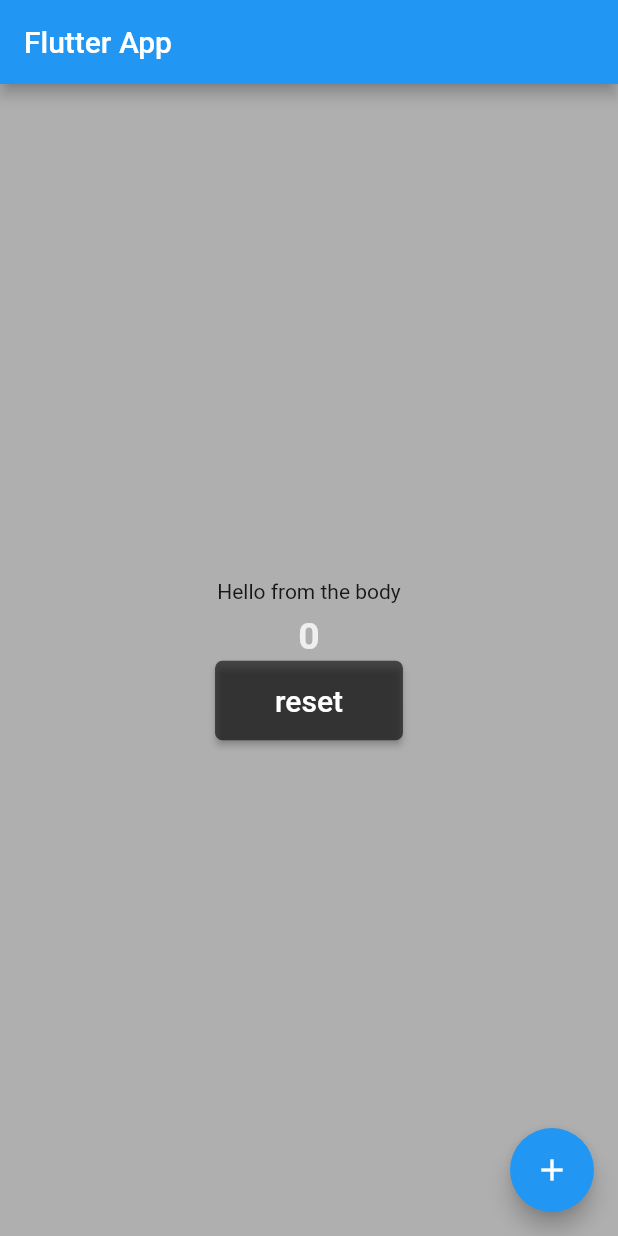
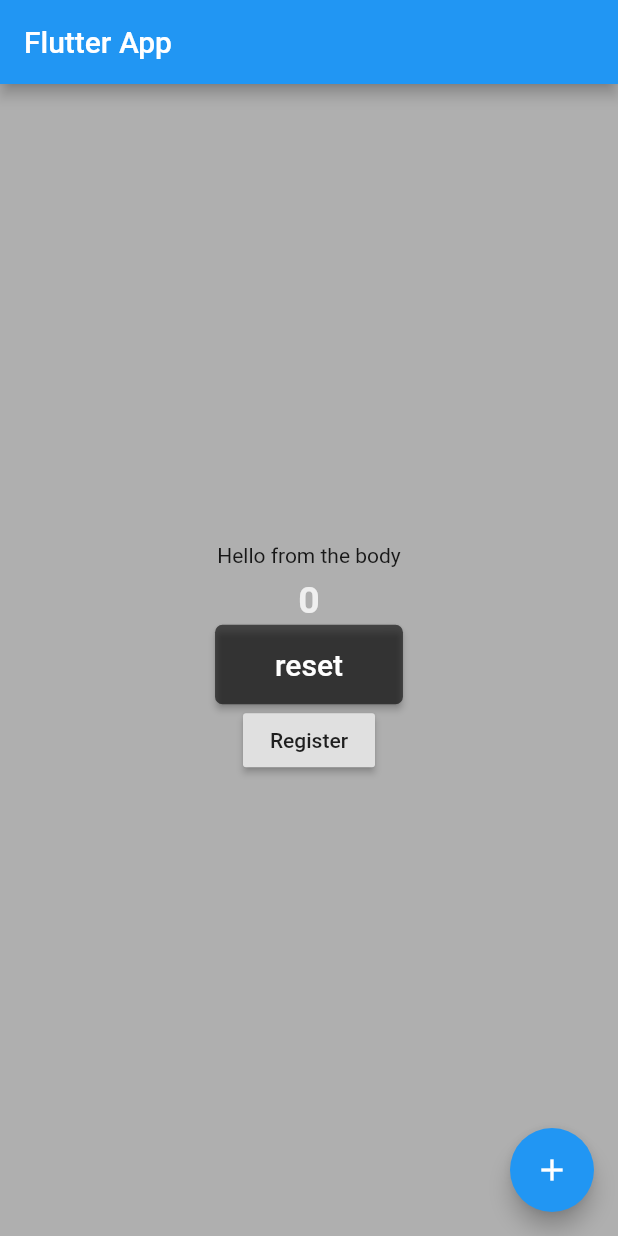
Before and after one commit to fatmata597/flutter-mobile-development, a Flutter app: the screen it shows after launch, on a phone screen of 412 x 824 dp. Run offline on Flutter 3.47's test engine with Material 2 defaults, Android fonts, the phone set to English and light mode, and no system bars.

Commit message:
Add navigator button to register page

```diff
--- a/app_01/lib/main.dart
+++ b/app_01/lib/main.dart
@@ -190,6 +190,15 @@ class _HomePageState extends State<_HomePage> {
                 "reset",
                 style: TextStyle(color: Colors.white, fontSize: 20),
               ),
+            ),
+            RaisedButton(
+              onPressed: () {
+                Navigator.push(
+                  context,
+                  MaterialPageRoute(builder: (context) => Register()),
+                );
+              },
+              child: Text("Register"),
             )
           ],
         ),
@@ -201,3 +210,11 @@ class _HomePageState extends State<_HomePage> {
     );
   }
 }
+
+// second page
+class Register extends StatelessWidget {
+  @override
+  Widget build(BuildContext context) {
+
+  }
+}
```
